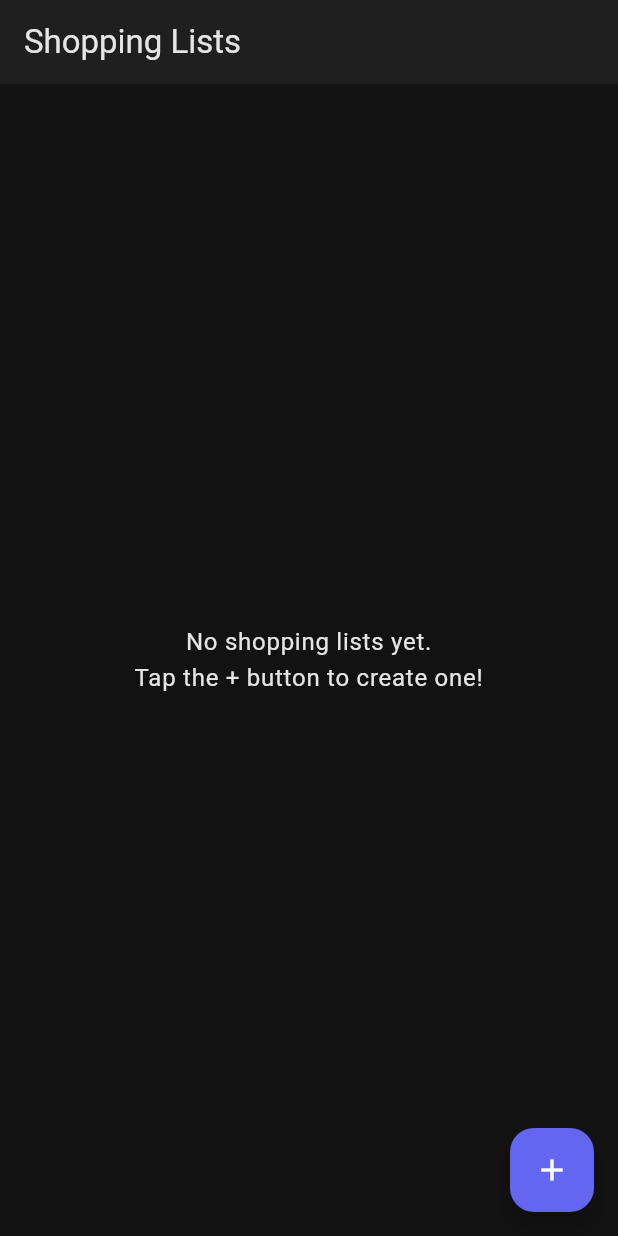
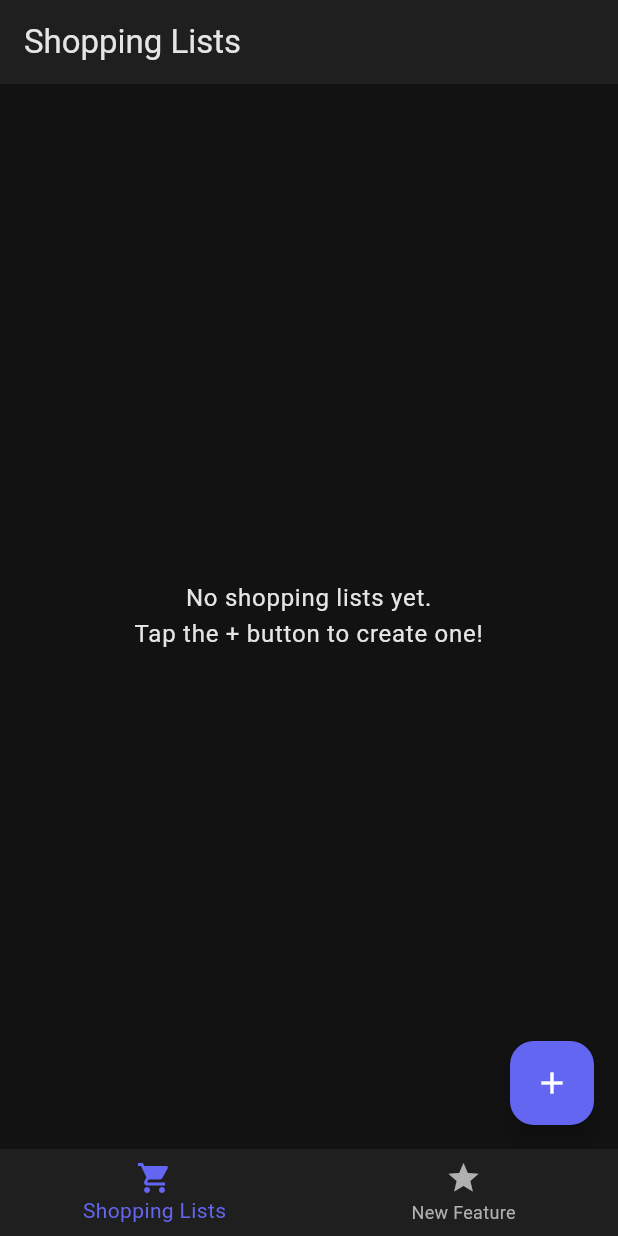
Before and after one commit to xDeZex/universal, a Flutter app: the screen it shows after launch, on a phone screen of 412 x 824 dp. Run offline on Flutter 3.47's test engine with Material 3 defaults, Android fonts, the phone set to English and light mode, and no system bars; our stand-ins replace shared_preferences.

Commit message:
feat: replace top TabBar with bottom navigation bar
- Replace DefaultTabController/TabBar with StatefulWidget and BottomNavigationBar
- Move navigation from top of screen to bottom for better mobile UX
- Add BottomNavigationBarThemeData with dark theme styling
- Create MainScreen with state management for navigation index
- Add PlaceholderScreen for future feature development
- Update ShoppingListsScreen to support optional AppBar display
- Add comprehensive tests for bottom navigation functionality
- Maintain all existing shopping list functionality

🤖 Generated with [Claude Code](https://claude.ai/code)

Co-Authored-By: Claude <noreply@anthropic.com>

```diff
--- a/lib/main.dart
+++ b/lib/main.dart
@@ -5,7 +5,7 @@ import 'package:provider/provider.dart';
 import 'package:shared_preferences/shared_preferences.dart';
 import 'models/shopping_list.dart';
 import 'models/shopping_item.dart';
-import 'screens/shopping_lists_screen.dart';
+import 'screens/main_screen.dart';
 
 void main() {
   runApp(MyApp());
@@ -103,6 +103,13 @@ ThemeData _createDarkTheme() {
       color: Color(0xFF404040),
       thickness: 1,
     ),
+    bottomNavigationBarTheme: const BottomNavigationBarThemeData(
+      backgroundColor: Color(0xFF1F1F1F),
+      selectedItemColor: Color(0xFF6366F1),
+      unselectedItemColor: Color(0xFFB0B0B0),
+      type: BottomNavigationBarType.fixed,
+      elevation: 8,
+    ),
     textTheme: const TextTheme(
       displayLarge: TextStyle(color: Color(0xFFE5E5E5)),
       displayMedium: TextStyle(color: Color(0xFFE5E5E5)),
@@ -144,7 +151,7 @@ class MyApp extends StatelessWidget {
           Locale('en', ''),
           Locale('sv', ''),
         ],
-        home: ShoppingListsScreen(),
+        home: const MainScreen(),
       ),
     );
   }
--- /dev/null
+++ b/lib/screens/main_screen.dart
@@ -0,0 +1,44 @@
+import 'package:flutter/material.dart';
+import 'shopping_lists_screen.dart';
+import 'placeholder_screen.dart';
+
+class MainScreen extends StatefulWidget {
+  const MainScreen({super.key});
+
+  @override
+  State<MainScreen> createState() => _MainScreenState();
+}
+
+class _MainScreenState extends State<MainScreen> {
+  int _currentIndex = 0;
+
+  final List<Widget> _screens = [
+    const ShoppingListsScreen(showAppBar: true),
+    const PlaceholderScreen(),
+  ];
+
+  @override
+  Widget build(BuildContext context) {
+    return Scaffold(
+      body: _screens[_currentIndex],
+      bottomNavigationBar: BottomNavigationBar(
+        currentIndex: _currentIndex,
+        onTap: (index) {
+          setState(() {
+            _currentIndex = index;
+          });
+        },
+        items: const [
+          BottomNavigationBarItem(
+            icon: Icon(Icons.shopping_cart),
+            label: 'Shopping Lists',
+          ),
+          BottomNavigationBarItem(
+            icon: Icon(Icons.star),
+            label: 'New Feature',
+          ),
+        ],
+      ),
+    );
+  }
+}
--- a/lib/screens/shopping_lists_screen.dart
+++ b/lib/screens/shopping_lists_screen.dart
@@ -5,14 +5,16 @@ import '../models/shopping_list.dart';
 import 'shopping_list_detail_screen.dart';
 
 class ShoppingListsScreen extends StatelessWidget {
-  const ShoppingListsScreen({super.key});
+  final bool showAppBar;
+
+  const ShoppingListsScreen({super.key, this.showAppBar = true});
 
   @override
   Widget build(BuildContext context) {
     return Scaffold(
-      appBar: AppBar(
+      appBar: showAppBar ? AppBar(
         title: const Text('Shopping Lists'),
-      ),
+      ) : null,
       body: Consumer<ShoppingAppState>(
         builder: (context, appState, child) {
           if (appState.shoppingLists.isEmpty) {
```
Also changed, not shown: lib/screens/placeholder_screen.dart (added, +43 -0 lines), 1 other file.
